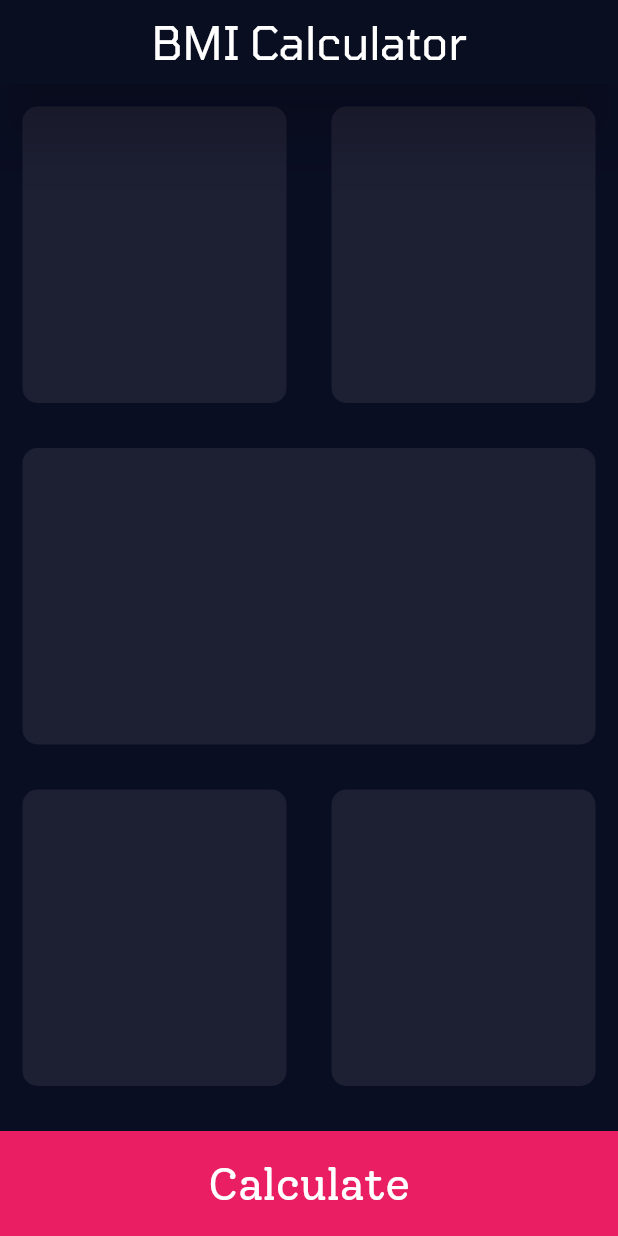
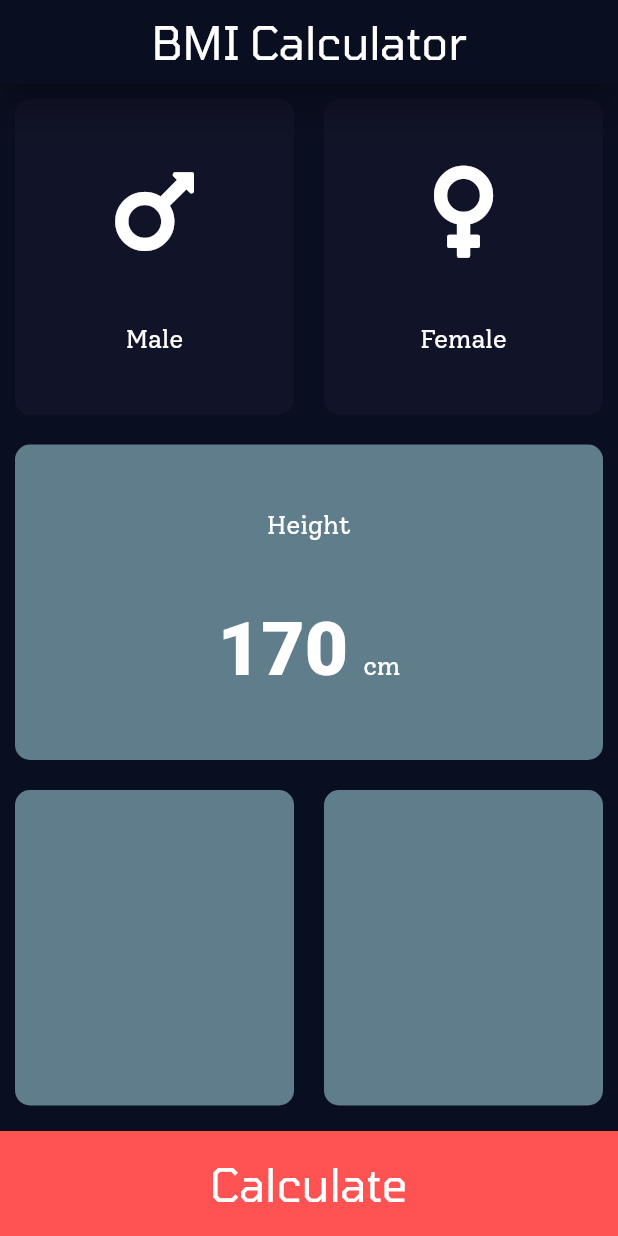
Before and after one commit to grayHatEnigma/BMI-Calculator, a Flutter app: the screen it shows after launch, on a phone screen of 412 x 824 dp. Run offline on Flutter 3.47's test engine with Material 2 defaults, Android fonts, the phone set to English and light mode, and no system bars; our stand-ins replace font_awesome_flutter.

Commit message:
second commit - before adding the slider

```diff
--- /dev/null
+++ b/lib/card_content.dart
@@ -0,0 +1,31 @@
+import 'package:flutter/cupertino.dart';
+import 'package:flutter/material.dart';
+import 'constants.dart';
+/*
+Card Content Widget
+ */
+
+// a widget to customize ReusableCard content
+class CardContent extends StatelessWidget {
+  final IconData icon;
+  final String text;
+
+  CardContent({@required this.icon, @required this.text});
+
+  @override
+  Widget build(BuildContext context) {
+    return Column(
+      mainAxisAlignment: MainAxisAlignment.spaceEvenly,
+      children: <Widget>[
+        Icon(
+          icon,
+          size: 70,
+        ),
+        Text(
+          text,
+          style: kLabelTextStyle,
+        ),
+      ],
+    );
+  }
+} // End CardContent Widget
--- /dev/null
+++ b/lib/constants.dart
@@ -0,0 +1,19 @@
+import 'package:flutter/material.dart';
+
+//Constants Variables
+
+// original color: Color(0xFF1D1E33)
+const Color kActiveCardColor = Colors.blueGrey;
+const Color kInactiveCardColor = Color(0xFF111328);
+const Color kBottomContainerColor = Colors.redAccent;
+const double kBottomContainerHeight = 70;
+//text style object to use in labels
+const TextStyle kLabelTextStyle = TextStyle(
+  fontSize: 17,
+);
+
+const TextStyle kNumberTextStyle = TextStyle(
+  fontSize: 50,
+  fontWeight: FontWeight.w900,
+  fontFamily: '',
+);
--- /dev/null
+++ b/lib/enum_gender.dart
@@ -0,0 +1,4 @@
+enum Gender {
+  male,
+  female,
+}
--- a/lib/input_page.dart
+++ b/lib/input_page.dart
@@ -1,10 +1,9 @@
 import 'package:flutter/material.dart';
-import 'my_widgets.dart';
-
-//Constants Variables
-const double bottomContainerHeight = 70;
-const Color activeCardColor = Color(0xFF1D1F33);
-const Color bottomContainerColor = Colors.pink;
+import 'reusable_card.dart';
+import 'card_content.dart';
+import 'package:font_awesome_flutter/font_awesome_flutter.dart';
+import 'enum_gender.dart';
+import 'constants.dart';
 
 class InputPage extends StatefulWidget {
   @override
@@ -12,11 +11,14 @@ class InputPage extends StatefulWidget {
 }
 
 class _InputPageState extends State<InputPage> {
+  Gender selectedGender;
+  int height = 170;
+
   @override
   Widget build(BuildContext context) {
     return Scaffold(
       appBar: AppBar(
-        elevation: 20,
+        elevation: 10,
         title: Center(
           child: Text(
             'BMI Calculator',
@@ -26,50 +28,100 @@ class _InputPageState extends State<InputPage> {
         ),
       ),
       body: Column(
+        crossAxisAlignment: CrossAxisAlignment.stretch,
         children: <Widget>[
           Expanded(
             child: Row(
               children: <Widget>[
                 Expanded(
-                  child: ReusableCard(colour: activeCardColor),
+                  child: ReusableCard(
+                    onPress: () {
+                      setState(() {
+                        selectedGender = Gender.male;
+                      });
+                    },
+                    colour: selectedGender == Gender.male
+                        ? kActiveCardColor
+                        : kInactiveCardColor,
+                    cardChild: CardContent(
+                      icon: FontAwesomeIcons.mars,
+                      text: 'Male',
+                    ),
+                  ),
                 ),
                 Expanded(
-                  child: ReusableCard(colour: activeCardColor),
+                  child: ReusableCard(
+                    onPress: () {
+                      setState(() {
+                        selectedGender = Gender.female;
+                      });
+                    },
+                    colour: selectedGender == Gender.female
+                        ? kActiveCardColor
+                        : kInactiveCardColor,
+                    cardChild: CardContent(
+                      icon: FontAwesomeIcons.venus,
+                      text: 'Female',
+                    ),
+                  ),
                 ),
               ],
             ),
           ),
           Expanded(
-            child: ReusableCard(colour: activeCardColor),
+            child: ReusableCard(
+              colour: kActiveCardColor,
+              cardChild: Column(
+                mainAxisAlignment: MainAxisAlignment.spaceEvenly,
+                children: <Widget>[
+                  Text(
+                    'Height',
+                    style: kLabelTextStyle,
+                  ),
+                  Row(
+                    mainAxisAlignment: MainAxisAlignment.center,
+                    crossAxisAlignment: CrossAxisAlignment.baseline,
+                    textBaseline: TextBaseline.alphabetic,
+                    children: <Widget>[
+                      Text(
+                        height.toString(),
+                        style: kNumberTextStyle,
+                      ),
+                      SizedBox(
+                        width: 10,
+                      ),
+                      Text(
+                        'cm',
+                        style: kLabelTextStyle,
+                      ),
+                    ],
+                  ),
+                ],
+              ),
+            ),
           ),
           Expanded(
             child: Row(
               children: <Widget>[
                 Expanded(
-                  child: ReusableCard(colour: activeCardColor),
+                  child: ReusableCard(colour: kActiveCardColor),
                 ),
                 Expanded(
-                  child: ReusableCard(colour: activeCardColor),
+                  child: ReusableCard(colour: kActiveCardColor),
                 ),
               ],
             ),
           ),
-          FlatButton(
-            padding: EdgeInsets.all(0),
-            onPressed: () {
-              print('Calculate!');
-            },
-            child: Container(
-              margin: EdgeInsets.only(top: 15),
-              color: bottomContainerColor,
-              height: bottomContainerHeight,
-              width: double.infinity,
-              child: Center(
-                child: Text(
-                  'Calculate',
-                  textAlign: TextAlign.center,
-                  style: TextStyle(fontSize: 30, fontFamily: 'Solway'),
-                ),
+          Container(
+            margin: EdgeInsets.only(top: 7),
+            color: kBottomContainerColor,
+            height: kBottomContainerHeight,
+            width: double.infinity,
+            child: Center(
+              child: Text(
+                'Calculate',
+                textAlign: TextAlign.center,
+                style: TextStyle(fontSize: 30, fontFamily: 'Tomorrow'),
               ),
             ),
           )
--- a/lib/main.dart
+++ b/lib/main.dart
@@ -11,9 +11,9 @@ class BMICalculator extends StatelessWidget {
       theme: ThemeData.dark().copyWith(
         primaryColor: Color(0xFF0A0E21),
         accentColor: Colors.pink,
-        scaffoldBackgroundColor: Color(0xFF0A0E23),
+        scaffoldBackgroundColor: Color(0xFF0A0E21),
         textTheme: TextTheme(
-          body1: TextStyle(fontFamily: 'SourceSansPro'),
+          body1: TextStyle(fontFamily: 'Solway'),
         ),
       ),
       home: InputPage(),
--- a/lib/my_widgets.dart
+++ /dev/null
@@ -1,20 +0,0 @@
-import 'package:flutter/material.dart';
-
-/*
-Reusable Card Widget
- */
-// a useful reusable card widget with a custom color
-class ReusableCard extends StatelessWidget {
-  final Color colour;
-  ReusableCard({@required this.colour});
-  @override
-  Widget build(BuildContext context) {
-    return Container(
-      margin: EdgeInsets.all(15),
-      decoration: BoxDecoration(
-        color: colour,
-        borderRadius: BorderRadius.circular(10),
-      ),
-    );
-  }
-} // End ReusableCard Widget
--- /dev/null
+++ b/lib/reusable_card.dart
@@ -0,0 +1,28 @@
+import 'package:flutter/cupertino.dart';
+import 'package:flutter/material.dart';
+
+/*
+Reusable Card Widget
+ */
+// a useful reusable card widget with a custom color
+class ReusableCard extends StatelessWidget {
+  final Color colour;
+  final cardChild;
+  final Function onPress;
+  ReusableCard({@required this.colour, this.cardChild, this.onPress});
+
+  @override
+  Widget build(BuildContext context) {
+    return GestureDetector(
+      onTap: onPress,
+      child: Container(
+        child: cardChild,
+        margin: EdgeInsets.all(10),
+        decoration: BoxDecoration(
+          color: colour,
+          borderRadius: BorderRadius.circular(10),
+        ),
+      ),
+    );
+  }
+} // End ReusableCard Widget
--- a/pubspec.yaml
+++ b/pubspec.yaml
@@ -4,7 +4,7 @@ description: a Body Mass Index Calculator inspired by the beautiful designs made
 version: 1.0.0+1
 
 environment:
-  sdk: ">=2.1.0 <3.0.0"
+  sdk: ">=2.2.0 <3.0.0"
 
 dependencies:
   flutter:
@@ -12,6 +12,7 @@ dependencies:
 
 
   cupertino_icons: ^0.1.2
+  font_awesome_flutter: ^8.5.0
 
 dev_dependencies:
   flutter_test:
```
Also changed, not shown: pubspec.lock, 5 other files.
